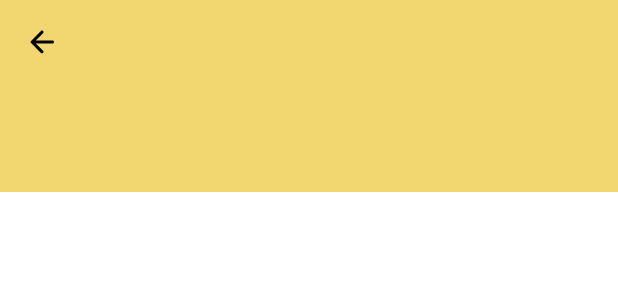
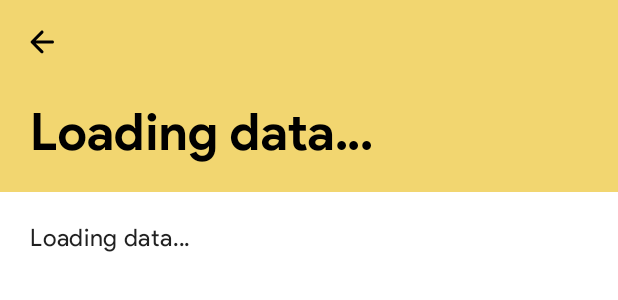
Before and after one commit to cryptoAlgorithm/CATmistry, an Android app: the layout activity_learn_subtopic_content_viewer.xml on its own in the app's theme, with its tools: preview values and no code run, on a phone screen of 412 x 824 dp. Shown: the top 300 px of the screen. Run offline under Robolectric (Android 15) with nearby library versions, the phone set to English and light mode, and no system bars.

Commit message:
Implement more features in subtopic viewer, version bump to 0.3.8

```diff
--- a/app/build.gradle
+++ b/app/build.gradle
@@ -15,8 +15,8 @@ android {
         applicationId "com.catmistry.android"
         minSdkVersion 18
         targetSdkVersion 30
-        versionCode 35
-        versionName "0.3.5"
+        versionCode 38
+        versionName "0.3.8"
 
         multiDexEnabled true // Enable MultiDex
 
--- a/app/src/main/java/com/catmistry/android/public.kt
+++ b/app/src/main/java/com/catmistry/android/public.kt
@@ -14,7 +14,9 @@ data class LearnTopics (
 )
 data class SubTopicContent (
     var content: String? = "Failed to retrieve content",
-    var appBarTitle: String? = "Gas Tests"
+    var appBarTitle: String? = "Gas Tests",
+    var bottomImage: String? = "gas_tests",
+    var showPHSlider: Boolean? = false
 )
 
 // Interfaces
--- a/app/src/main/res/layout/activity_learn_subtopic_content_viewer.xml
+++ b/app/src/main/res/layout/activity_learn_subtopic_content_viewer.xml
@@ -17,6 +17,7 @@
                 app:contentScrim="?attr/learn_header_bg"
                 app:expandedTitleMarginBottom="28dp"
                 app:expandedTitleMarginStart="20dp"
+                app:title="@string/data_loading"
                 android:background="?attr/learn_header_bg"
                 app:expandedTitleTextAppearance="@style/TextAppearance.App.CollapsingToolbar.Expanded"
                 app:layout_scrollFlags="scroll|exitUntilCollapsed|snap"
@@ -50,8 +51,68 @@
                     android:layout_width="match_parent"
                     android:layout_height="wrap_content"
                     android:id="@+id/subTopicContent"
+                    android:text="@string/data_loading"
                     android:textAppearance="?attr/textAppearanceBody1"
                     android:layout_margin="20dp" />
+
+            <androidx.appcompat.widget.LinearLayoutCompat
+                    android:visibility="gone"
+                    android:id="@+id/pHSliderHolder"
+                    android:layout_marginBottom="20dp"
+                    android:layout_marginEnd="10dp"
+                    android:layout_marginStart="10dp"
+                    android:layout_marginTop="5dp"
+                    android:orientation="vertical"
+                    android:layout_width="match_parent"
+                    android:layout_height="wrap_content">
+
+                <!-- Slider bar -->
+                <androidx.appcompat.widget.LinearLayoutCompat
+                        android:layout_width="match_parent"
+                        android:layout_height="wrap_content">
+
+                    <com.google.android.material.textview.MaterialTextView
+                            android:layout_width="wrap_content"
+                            android:text="@string/slider_start"
+                            android:layout_gravity="center"
+                            android:layout_margin="5dp"
+                            android:layout_height="wrap_content" />
+
+                    <com.google.android.material.slider.Slider
+                            android:id="@+id/phSlider"
+                            android:layout_width="match_parent"
+                            android:layout_height="wrap_content"
+                            android:layout_weight="1"
+                            android:valueFrom="1.0"
+                            android:valueTo="14.0"
+                            android:stepSize="1.0" />
+
+                    <com.google.android.material.textview.MaterialTextView
+                            android:layout_width="wrap_content"
+                            android:text="@string/slider_end"
+                            android:layout_gravity="center"
+                            android:layout_margin="5dp"
+                            android:layout_height="wrap_content" />
+
+                </androidx.appcompat.widget.LinearLayoutCompat>
+
+                <com.google.android.material.textview.MaterialTextView
+                        android:id="@+id/pHSliderDisc"
+                        android:textAlignment="center"
+                        android:textAppearance="?attr/textAppearanceBody1"
+                        android:layout_width="match_parent"
+                        android:layout_height="wrap_content" />
+
+            </androidx.appcompat.widget.LinearLayoutCompat>
+
+            <com.catmistry.android.SquareImageView
+                    android:id="@+id/bottomImageView"
+                    android:layout_width="match_parent"
+                    android:layout_marginStart="50dp"
+                    android:layout_marginEnd="50dp"
+                    android:visibility="gone"
+                    android:layout_marginBottom="20dp"
+                    android:layout_height="wrap_content" />
 
             <androidx.recyclerview.widget.RecyclerView
                     android:id="@+id/recyclerView"
--- a/app/src/main/res/values/strings.xml
+++ b/app/src/main/res/values/strings.xml
@@ -1,4 +1,6 @@
 <resources>
+    <!-- Generic stuff -->
+    <string name="data_loading">Loading data…</string>
     <string name="app_name">CATmistry</string>
     <string name="appbar_settings">Settings</string>
     <string name="title_learn">Learn</string>
@@ -36,6 +38,11 @@
     <string name="quiz_fail">Unfortunately, you\'ve failed the quiz. Read up on the learning topics and reattempt the quiz! You can do it!</string>
     <string name="quiz_exit_btn">Exit</string>
 
+    <!-- pH slider -->
+    <string name="slider_start">pH 1</string>
+    <string name="slider_end">pH 14</string>
+    <string name="pH_currentDesc">Current pH: %1$s\n%2$s</string>
+
     <!-- Settings page -->
     <string name="settings_header">Settings</string>
     <string name="appearance_header">App Appearance</string>
```
Also changed, not shown: app/src/main/java/com/catmistry/android/LearnSubtopicContentViewer.kt (+56 -20 lines), app/src/main/res/drawable/chlorine.webp (renamed from app/src/main/res/drawable/clorine.webp).
